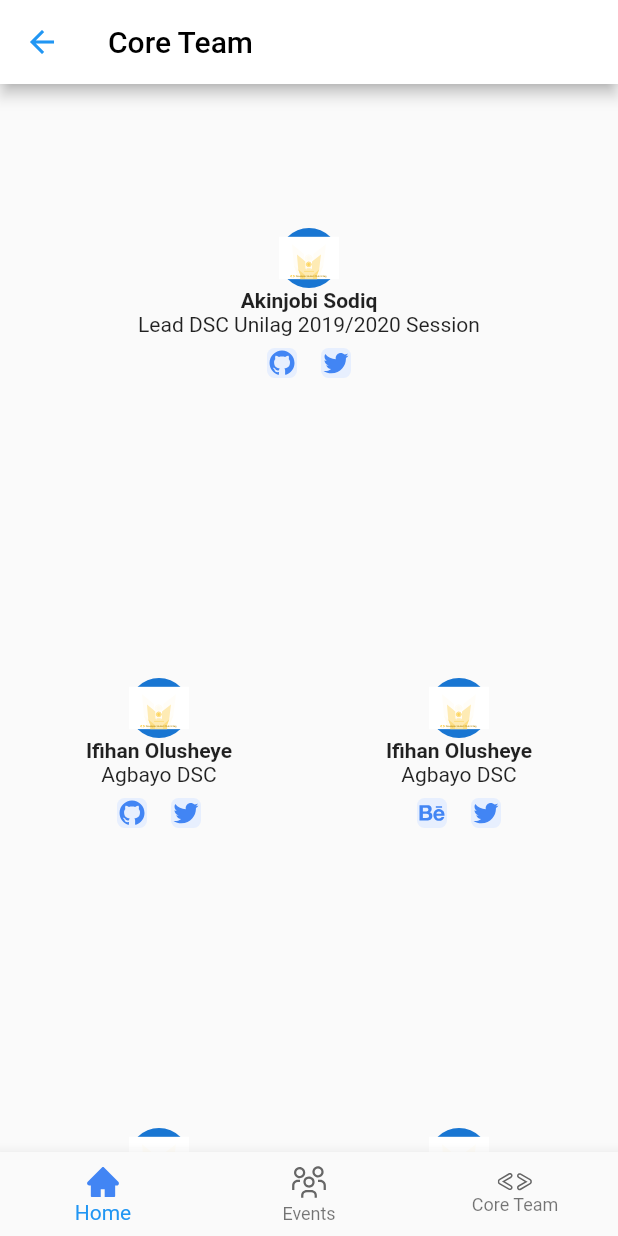
After one commit to DSC-Unilag/ohw-2020-2, a Flutter app: the CoreTeam screen opened directly, on a phone screen of 412 x 824 dp. The commit adds this screen. Run offline on Flutter 3.47's test engine with Material 2 defaults, Android fonts, the phone set to English and light mode, and no system bars; our stand-ins replace flutter_svg.

Commit message:
Added some files and made some changes

```diff
--- /dev/null
+++ b/lib/Pages/core_team.dart
@@ -0,0 +1,136 @@
+import 'package:DSCUnilagApp/components/bottom_navigation.dart';
+import 'package:DSCUnilagApp/components/constants.dart';
+import 'package:flutter/cupertino.dart';
+import 'package:flutter/material.dart';
+
+import 'package:flutter_svg/flutter_svg.dart';
+
+
+class CoreTeam extends StatelessWidget {
+  @override
+  Widget build(BuildContext context) {
+    return Scaffold(
+      bottomNavigationBar: BottomNavigation(),
+      appBar: AppBar(
+        backgroundColor: Colors.white,
+        leading: Icon(
+          Icons.arrow_back,
+          color: Colors.blue,
+        ),
+        title: Text('Core Team',
+        style: TextStyle(
+          fontSize: kTopAppBarTextSize,
+          color: Colors.black
+        ),),
+      ),
+      body: ListView(
+        children: <Widget>[
+          CoreTeamProfile(
+            name: 'Akinjobi Sodiq',
+            position: 'Lead DSC Unilag 2019/2020 Session',
+            firstImageToUse: 'images/Github.svg',
+            secondImageToUse: 'images/Twitter.svg',
+          ),
+          Row(
+            mainAxisAlignment: MainAxisAlignment.center,
+            children: <Widget>[
+              CoreTeamProfile(
+                name: 'Ifihan Olusheye',
+                position: 'Agbayo DSC',
+                firstImageToUse: 'images/Github.svg',
+                secondImageToUse: 'images/Twitter.svg',
+              ),
+              CoreTeamProfile(
+                name: 'Ifihan Olusheye',
+                position: 'Agbayo DSC',
+                firstImageToUse: 'images/Behance.svg',
+                secondImageToUse: 'images/Twitter.svg',
+              ),
+            ],
+          ),
+
+          Row(
+            mainAxisAlignment: MainAxisAlignment.center,
+            children: <Widget>[
+              CoreTeamProfile(
+                name: 'Ifihan Olusheye',
+                position: 'Agbayo DSC',
+                firstImageToUse: 'images/Github.svg',
+                secondImageToUse: 'images/Twitter.svg',
+              ),
+              CoreTeamProfile(
+                name: 'Ifihan Olusheye',
+                position: 'Agbayo DSC',
+                firstImageToUse: 'images/Behance.svg',
+                secondImageToUse: 'images/Twitter.svg',
+              ),
+            ],
+          ),
+        ],
+      ),
+    );
+  }
+}
+
+class CoreTeamProfile extends StatelessWidget {
+  CoreTeamProfile({this.name, this.position, this.firstImageToUse, this.secondImageToUse});
+
+  final String name;
+  final String position;
+  final String firstImageToUse;
+  final String secondImageToUse;
+
+
+  @override
+  Widget build(BuildContext context) {
+    return Container(
+      height: 300,
+      width: 200,
+      padding: EdgeInsets.all(10),
+      child: Column(
+        mainAxisAlignment: MainAxisAlignment.center,
+        crossAxisAlignment: CrossAxisAlignment.center,
+        children: <Widget>[
+          CircleAvatar(
+            child: SvgPicture.asset('images/Top Image.svg'),
+          ),
+          Text(name,
+          style: TextStyle(
+            fontSize: 14,
+            fontWeight: FontWeight.bold,
+          ),),
+          Text(position),
+          Row(
+            mainAxisAlignment: MainAxisAlignment.center,
+            children: <Widget>[
+              Padding(
+                padding: const EdgeInsets.all(8.0),
+                child: Container(
+                  width: 20,
+                  height: 20,
+                  child: SvgPicture.asset(firstImageToUse),
+                  decoration: BoxDecoration(
+                      color: Color(0xFFE7EFFE),
+                    borderRadius: BorderRadius.circular(5)
+                  ),
+                ),
+              ),
+              Padding(
+                padding: const EdgeInsets.all(8.0),
+                child: Container(
+                  width: 20,
+                  height: 20,
+                  child: SvgPicture.asset(secondImageToUse),
+                  decoration: BoxDecoration(
+                    color: Color(0xFFE7EFFE),
+                      borderRadius: BorderRadius.circular(5)
+                  ),
+                ),
+              ),
+            ],
+          )
+        ],
+      ),
+    );
+  }
+}
--- /dev/null
+++ b/lib/components/bottom_navigation.dart
@@ -0,0 +1,26 @@
+import 'package:flutter/material.dart';
+
+import 'package:flutter_svg/flutter_svg.dart';
+
+class BottomNavigation extends StatelessWidget {
+  @override
+  Widget build(BuildContext context) {
+    return BottomNavigationBar(
+      items: <BottomNavigationBarItem>[
+        BottomNavigationBarItem(
+          icon: SvgPicture.asset('images/Home.svg'),
+          title: Text('Home'),
+        ),
+        BottomNavigationBarItem(
+          icon: SvgPicture.asset('images/Events.svg'),
+          title: Text('Events'),
+        ),
+        BottomNavigationBarItem(
+          icon: SvgPicture.asset('images/Core Team.svg'),
+          title: Text('Core Team'),
+        ),
+      ],
+
+    );
+  }
+}
--- /dev/null
+++ b/lib/components/constants.dart
@@ -0,0 +1,2 @@
+
+const double kTopAppBarTextSize = 20;
--- a/lib/components/navigation_bar.dart
+++ b/lib/components/navigation_bar.dart
@@ -1,18 +1,18 @@
 import 'package:flutter/material.dart';
+import 'package:flutter_svg/flutter_svg.dart';
 
 class NavigationDrawer extends StatelessWidget {
   @override
   Widget build(BuildContext context) {
     return Drawer(
+
       child: ListView(
         padding: EdgeInsets.all(2.0),
         children: <Widget>[
           Center(
-
             child: Container(
-              height: 25,
-                child: Icon(Icons.code)
-            ),
+              height: 60,
+                child: Image.asset('images/dsc_logo2.jpg')),
           ),
           ListTile(
             leading: Icon(Icons.home),
```
Also changed, not shown: lib/Pages/about_dsc.dart (added, +96 -0 lines), lib/Pages/event_page.dart (added, +128 -0 lines), lib/Pages/home_page.dart (+17 -7 lines), lib/Pages/open_hack_week_page.dart (added, +119 -0 lines), lib/main.dart (+6 -2 lines), images/dsc_logo2.jpg (added).
